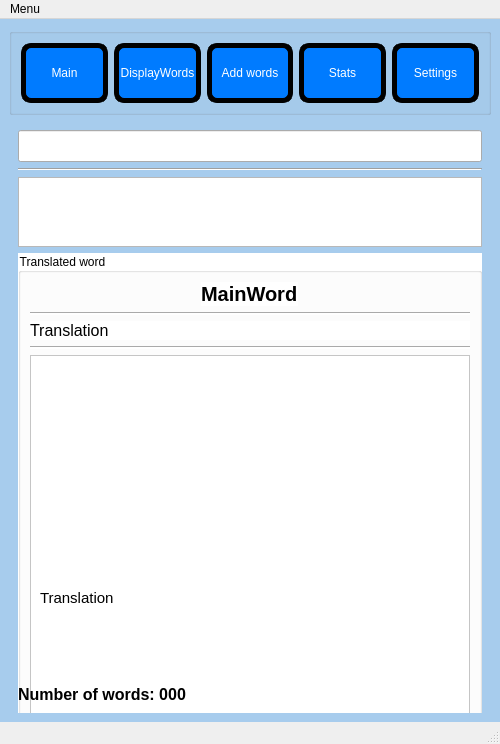
Qt form interface/main.ui (Krystiankr/PYQT5) before a commit.
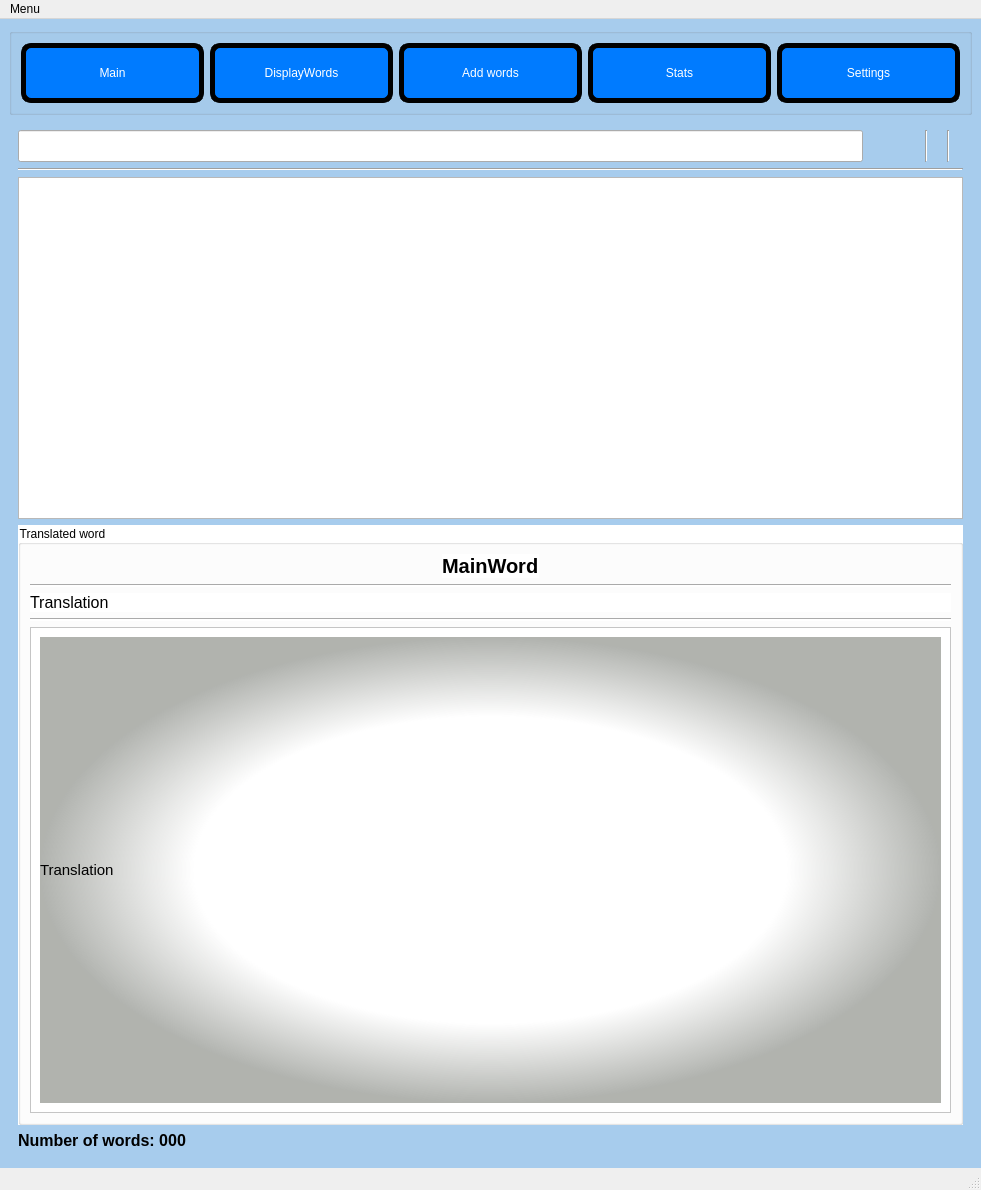
The same form after that commit. Icons and pictures are not drawn. Custom widgets are drawn as their Qt base class.

Commit message: Add word from list, pronunciation,request new word

```diff
--- a/interface/main.ui
+++ b/interface/main.ui
@@ -6,8 +6,8 @@
    <rect>
     <x>0</x>
     <y>0</y>
-    <width>500</width>
-    <height>739</height>
+    <width>981</width>
+    <height>1190</height>
    </rect>
   </property>
   <property name="minimumSize">
@@ -438,13 +438,94 @@
       <widget class="QWidget" name="DisplayPage">
        <layout class="QVBoxLayout" name="verticalLayout">
         <item>
-         <widget class="QLineEdit" name="txtDisplaySearch">
-          <property name="font">
-           <font>
-            <pointsize>15</pointsize>
-           </font>
-          </property>
-         </widget>
+         <layout class="QHBoxLayout" name="horizontalLayout_8">
+          <item>
+           <widget class="QLineEdit" name="txtDisplaySearch">
+            <property name="font">
+             <font>
+              <pointsize>15</pointsize>
+             </font>
+            </property>
+           </widget>
+          </item>
+          <item>
+           <widget class="ImageLabel" name="lblRequest">
+            <property name="minimumSize">
+             <size>
+              <width>50</width>
+              <height>0</height>
+             </size>
+            </property>
+            <property name="maximumSize">
+             <size>
+              <width>50</width>
+              <height>50</height>
+             </size>
+            </property>
+            <property name="text">
+             <string/>
+            </property>
+            <property name="pixmap">
+             <pixmap>../../../Pictures/request-removebg-preview.png</pixmap>
+            </property>
+            <property name="scaledContents">
+             <bool>true</bool>
+            </property>
+           </widget>
+          </item>
+          <item>
+           <widget class="Line" name="line_7">
+            <property name="orientation">
+             <enum>Qt::Vertical</enum>
+            </property>
+           </widget>
+          </item>
+          <item>
+           <widget class="ImageLabel" name="lblPronunciation">
+            <property name="maximumSize">
+             <size>
+              <width>50</width>
+              <height>50</height>
+             </size>
+            </property>
+            <property name="text">
+             <string/>
+            </property>
+            <property name="pixmap">
+             <pixmap>../icons/Speaker_black.svg</pixmap>
+            </property>
+            <property name="scaledContents">
+             <bool>true</bool>
+            </property>
+           </widget>
+          </item>
+          <item>
+           <widget class="Line" name="line_6">
+            <property name="orientation">
+             <enum>Qt::Vertical</enum>
+            </property>
+           </widget>
+          </item>
+          <item>
+           <widget class="ImageLabel" name="lblAddFromRequest">
+            <property name="maximumSize">
+             <size>
+              <width>45</width>
+              <height>45</height>
+             </size>
+            </property>
+            <property name="text">
+             <string/>
+            </property>
+            <property name="pixmap">
+             <pixmap>../../../Pictures/add_new_item-removebg-preview.png</pixmap>
+            </property>
+            <property name="scaledContents">
+             <bool>true</bool>
+            </property>
+           </widget>
+          </item>
+         </layout>
         </item>
         <item>
          <widget class="Line" name="line">
@@ -488,6 +569,7 @@
              <property name="font">
               <font>
                <pointsize>15</pointsize>
+               <weight>75</weight>
                <bold>true</bold>
               </font>
              </property>
@@ -532,8 +614,8 @@
                <rect>
                 <x>0</x>
                 <y>0</y>
-                <width>442</width>
-                <height>483</height>
+                <width>887</width>
+                <height>421</height>
                </rect>
               </property>
               <layout class="QVBoxLayout" name="verticalLayout_10">
@@ -544,6 +626,9 @@
                    <pointsize>11</pointsize>
                   </font>
                  </property>
+                 <property name="styleSheet">
+                  <string notr="true">background-color: qradialgradient(spread:pad, cx:0.5, cy:0.5, radius:0.5, fx:0.5, fy:0.5, stop:0.658966 rgba(255, 255, 255, 255), stop:1 rgba(110, 114, 106, 138))</string>
+                 </property>
                  <property name="text">
                   <string>Translation</string>
                  </property>
@@ -561,6 +646,7 @@
           <property name="font">
            <font>
             <pointsize>12</pointsize>
+            <weight>75</weight>
             <bold>true</bold>
            </font>
           </property>
@@ -960,8 +1046,8 @@
     <rect>
      <x>0</x>
      <y>0</y>
-     <width>500</width>
-     <height>22</height>
+     <width>981</width>
+     <height>36</height>
     </rect>
    </property>
    <widget class="QMenu" name="menuMenu">
```
Left out of the diff: 9 changed lines with no effect on the pictures. The commit also changes 6 other files.
